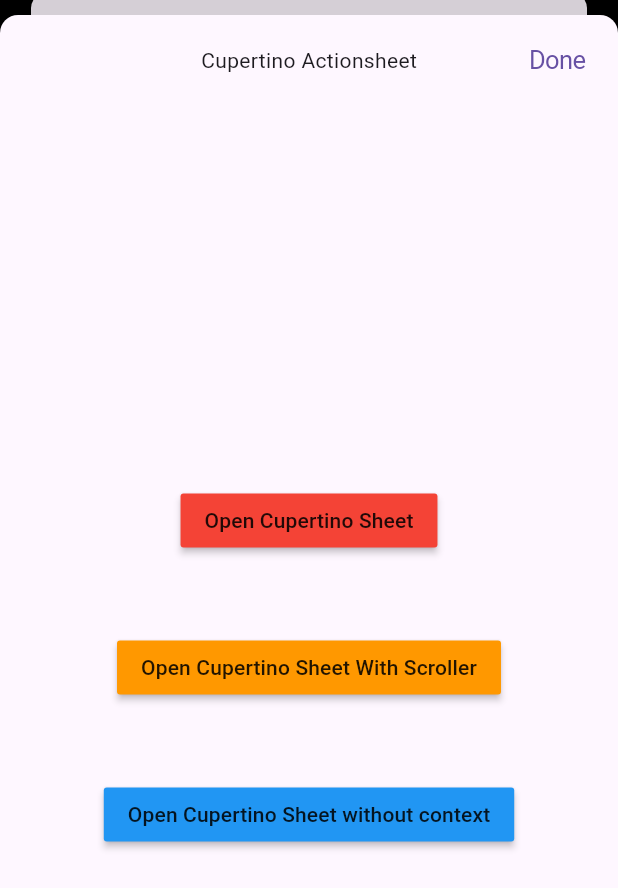
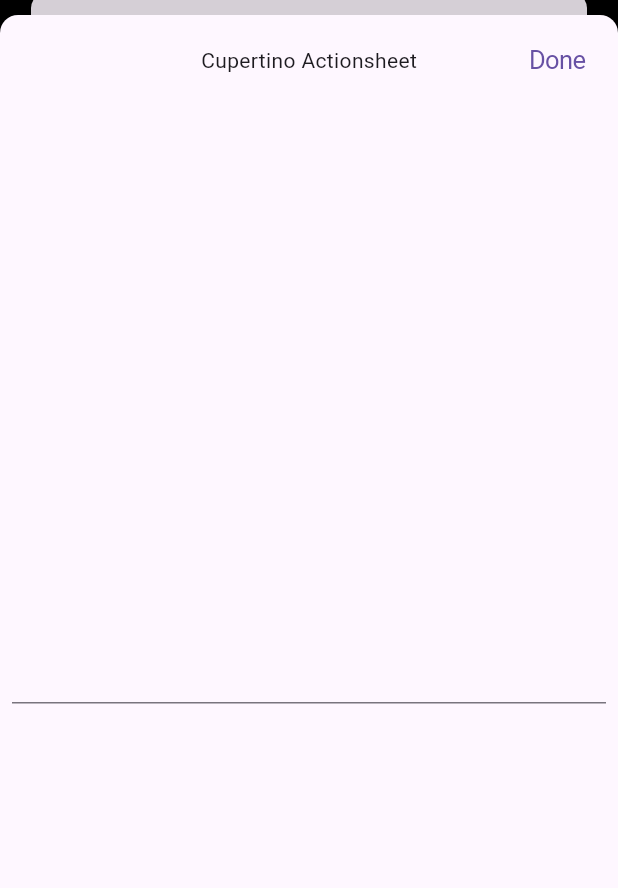
Before and after one commit to caseyryan/flutter_cupertino_bottom_sheet, a Flutter app: the screen it shows after launch, after a tap on "Open Cupertino Sheet without context", on a phone screen of 412 x 824 dp. Shown: the top 888 px of the screen. Run offline on Flutter 3.47's test engine with Material 3 defaults, Android fonts, the phone set to English and light mode, and no system bars; our stand-ins replace flutter_keyboard_visibility.

Commit message:
keyboard action panel

```diff
--- a/example/lib/test_page.dart
+++ b/example/lib/test_page.dart
@@ -1,5 +1,7 @@
 import 'package:flutter/material.dart';
 import 'package:flutter_cupertino_bottom_sheet/flutter_cupertino_bottom_sheet.dart';
+
+import 'test_page_with_text.dart';
 
 class TestPage extends StatefulWidget {
   const TestPage({
@@ -100,7 +102,7 @@ class _TestPageState extends State<TestPage> {
                 /// to your MaterialApp (or other type of apps that have a navigatorKey parameter)
                 openCupertinoBottomSheet(
                   builder: (c) {
-                    return const TestPage();
+                    return const TestPageWithText();
                   },
                   args: CupertinoBottomSheetRouteArgs(
                     appBar: CupertinoBottomSheetAppBar.withCloseButton(
--- /dev/null
+++ b/example/lib/test_page_with_text.dart
@@ -0,0 +1,30 @@
+import 'package:flutter/material.dart';
+
+class TestPageWithText extends StatefulWidget {
+  const TestPageWithText({
+    super.key,
+  });
+
+  @override
+  State<TestPageWithText> createState() => _TestPageWithTextState();
+}
+
+class _TestPageWithTextState extends State<TestPageWithText> {
+
+  @override
+  Widget build(BuildContext context) {
+    return Scaffold(
+      body: Center(
+        child: Column(
+          mainAxisAlignment: MainAxisAlignment.center,
+          children: [
+            Padding(
+              padding: const EdgeInsets.all(8.0),
+              child: TextFormField(),
+            ),
+          ],
+        ),
+      ),
+    );
+  }
+}
--- a/example/pubspec.yaml
+++ b/example/pubspec.yaml
@@ -20,7 +20,7 @@ publish_to: 'none' # Remove this line if you wish to publish to pub.dev
 version: 1.0.0+1
 
 environment:
-  sdk: '>=2.18.0 <3.0.0'
+  sdk: '>=2.19.0 <4.0.0'
 
 # Dependencies specify other packages that your package needs in order to work.
 # To automatically upgrade your package dependencies to the latest versions
--- a/lib/src/cupertino_bottom_sheet.dart
+++ b/lib/src/cupertino_bottom_sheet.dart
@@ -4,6 +4,7 @@ import 'package:flutter/cupertino.dart';
 import 'package:flutter/foundation.dart';
 import 'package:flutter/material.dart';
 import 'package:flutter/rendering.dart';
+import 'package:flutter_cupertino_bottom_sheet/src/keyboard_wrapper.dart';
 
 /// Wrap your MaterialApp with this widget like this
 /// Widget build(BuildContext context) {
@@ -172,15 +173,22 @@ class CupertinoBottomSheetRouteArgs {
   final SwipeSettings swipeSettings;
   final Color shadeColor;
   final Color? scaffoldBackgroundColor;
+  final bool resizeToAvoidBottomInset;
   final String? barrierLabel;
   final PreferredSizeWidget? appBar;
+
+  /// A content for keyboard action panel.
+  /// Must be used with [resizeToAvoidBottomInset] true
+  final Widget? keyboardActionPanelContent;
 
   const CupertinoBottomSheetRouteArgs({
     this.maintainState = false,
     this.swipeSettings = const SwipeSettings(),
     this.shadeColor = Colors.black,
     this.scaffoldBackgroundColor,
+    this.resizeToAvoidBottomInset = true,
     this.barrierLabel,
+    this.keyboardActionPanelContent,
     this.appBar,
   });
 }
@@ -251,6 +259,12 @@ class __CupertinoRouteBuilderState extends State<_CupertinoRouteBuilder> with _P
 
   @override
   void initState() {
+    if (widget.args.keyboardActionPanelContent != null) {
+      assert(
+        widget.args.resizeToAvoidBottomInset,
+        '[resizeToAvoidBottomInset] must be true in order to use [keyboardActionPanelContent]',
+      );
+    }
     _curRouteNumber = _numRoutes;
     _numRoutes++;
     super.initState();
@@ -399,14 +413,17 @@ class __CupertinoRouteBuilderState extends State<_CupertinoRouteBuilder> with _P
                         removeTop: true,
                         child: Scaffold(
                           appBar: widget.args.appBar,
-                          resizeToAvoidBottomInset: false,
+                          resizeToAvoidBottomInset: widget.args.resizeToAvoidBottomInset,
                           extendBodyBehindAppBar: true,
                           backgroundColor: widget.args.scaffoldBackgroundColor,
-                          body: Padding(
-                            padding: EdgeInsets.only(
-                              top: widget.args.appBar != null ? kToolbarHeight : 0.0,
+                          body: KeyboardWrapper(
+                            // contents: ,
+                            child: Padding(
+                              padding: EdgeInsets.only(
+                                top: widget.args.appBar != null ? kToolbarHeight : 0.0,
+                              ),
+                              child: _buildChild(builderContext),
                             ),
-                            child: _buildChild(builderContext),
                           ),
                         ),
                       ),
--- /dev/null
+++ b/lib/src/keyboard_wrapper.dart
@@ -0,0 +1,156 @@
+import 'dart:io';
+
+import 'package:flutter/foundation.dart';
+import 'package:flutter/material.dart';
+import 'package:flutter_keyboard_visibility/flutter_keyboard_visibility.dart';
+
+class KeyboardWrapper extends StatefulWidget {
+  static VoidCallback? onDonePressed;
+
+  final Widget child;
+  final Widget? contents;
+  final Color? backgroundColor;
+  final double height;
+  final bool iosOnly;
+  final ValueChanged<bool>? onKeyboardVisibilityChange;
+  final String? buttonText;
+  final bool isEnabled;
+
+  const KeyboardWrapper({
+    Key? key,
+    required this.child,
+    this.contents,
+    this.onKeyboardVisibilityChange,
+    this.backgroundColor,
+    this.buttonText,
+    this.height = 40.0,
+    this.iosOnly = false,
+    this.isEnabled = true,
+  }) : super(key: key);
+
+  @override
+  State<KeyboardWrapper> createState() => _KeyboardWrapperState();
+}
+
+class _KeyboardWrapperState extends State<KeyboardWrapper> {
+  bool _isKeyboardVisible = false;
+
+  Widget _buildContents() {
+    if (widget.contents != null) {
+      return widget.contents!;
+    }
+    return Row(
+      children: [
+        const Spacer(),
+        GestureDetector(
+          key: const Key('over_keyboard_done'),
+          onTap: () {
+            FocusScope.of(context).focusedChild?.unfocus();
+            KeyboardWrapper.onDonePressed?.call();
+          },
+          child: Container(
+            color: Colors.transparent,
+            height: widget.height,
+            child: IgnorePointer(
+              child: Center(
+                child: Padding(
+                  padding: const EdgeInsets.symmetric(
+                    horizontal: 16.0,
+                  ),
+                  child: _buildDoneButton(),
+                ),
+              ),
+            ),
+          ),
+        ),
+      ],
+    );
+  }
+
+  Widget _buildDoneButton() {
+    return Padding(
+      padding: const EdgeInsets.symmetric(
+        horizontal: 16.0,
+      ),
+      child: Icon(
+        Icons.keyboard_hide,
+        color: Theme.of(context).textTheme.bodyMedium?.color,
+      ),
+    );
+  }
+
+  Widget _buildView(bool isVisible) {
+    if (_isKeyboardVisible != isVisible) {
+      _isKeyboardVisible = isVisible;
+      WidgetsBinding.instance.addPostFrameCallback((timeStamp) {
+        widget.onKeyboardVisibilityChange?.call(isVisible);
+      });
+    }
+    return Column(
+      children: [
+        Expanded(
+          child: widget.child,
+        ),
+        Offstage(
+          offstage: !isVisible,
+          child: Opacity(
+            opacity: isVisible ? 1.0 : 0.0,
+            child: Column(
+              mainAxisSize: MainAxisSize.min,
+              children: [
+                const CustomDivider(),
+                Material(
+                  animationDuration: Duration.zero,
+                  elevation: 10.0,
+                  color: widget.backgroundColor ?? Theme.of(context).canvasColor,
+                  child: SizedBox(
+                    height: widget.height,
+                    width: double.infinity,
+                    child: _buildContents(),
+                  ),
+                ),
+              ],
+            ),
+          ),
+        ),
+      ],
+    );
+  }
+
+  @override
+  Widget build(BuildContext context) {
+    if (!widget.isEnabled) {
+      return widget.child;
+    }
+    if (kIsWeb) {
+      return widget.child;
+    }
+    if (widget.iosOnly) {
+      if (!Platform.isIOS) {
+        return widget.child;
+      }
+    }
+    return KeyboardVisibilityBuilder(
+      builder: (c, bool isVisible) {
+        return _buildView(isVisible);
+      },
+    );
+  }
+}
+
+class CustomDivider extends StatelessWidget {
+  const CustomDivider({
+    super.key,
+    this.height = .2,
+  });
+
+  final double height;
+
+  @override
+  Widget build(BuildContext context) {
+    return Divider(
+      height: height,
+      thickness: height,
+    );
+  }
+}
```
Also changed, not shown: pubspec.yaml (+3 -14 lines), example/pubspec.lock, 12 other files.
